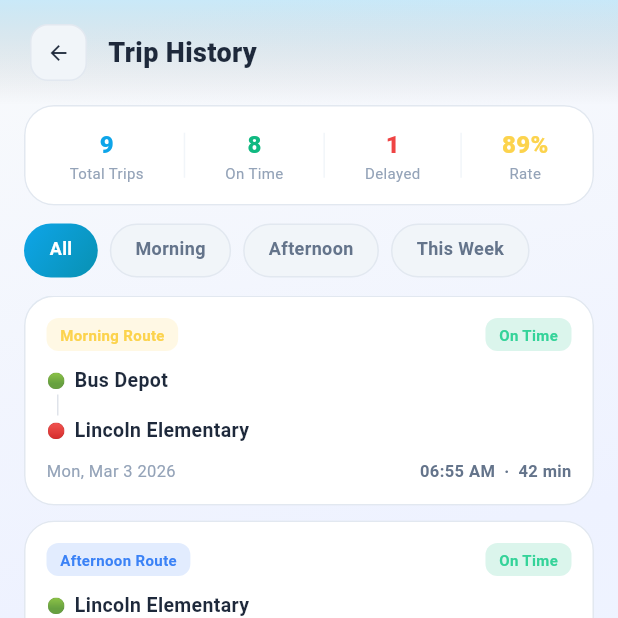
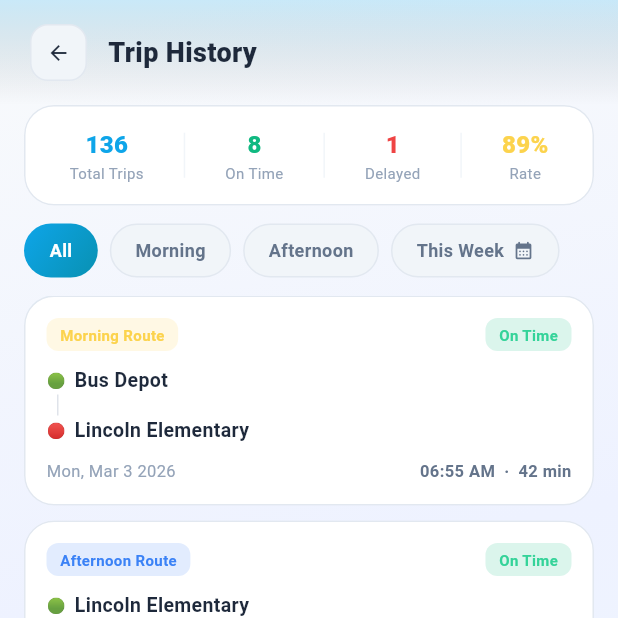
Before and after one commit to Talha-Aslam/transit_pro, a Flutter app: the DriverTripHistoryScreen screen opened by its route, on a phone screen of 412 x 824 dp, the top half of it. Run offline on Flutter 3.47's test engine with Material 3 defaults, Android fonts, the phone set to English and light mode, and no system bars; our stand-ins replace firebase_auth, firebase_core, flutter_local_notifications, geolocator, go_router, google_maps_flutter and 3 more; missing offline and left inert: flutter_polyline_points; accounts and stored records are empty.

Commit message:
feat: integrate DriverTripMetrics for dynamic trip count display across driver screens

```diff
--- /dev/null
+++ b/lib/app/driver_trip_metrics.dart
@@ -0,0 +1,5 @@
+class DriverTripMetrics {
+  DriverTripMetrics._();
+
+  static const int totalTrips = 136;
+}
--- a/lib/screens/driver/driver_profile.dart
+++ b/lib/screens/driver/driver_profile.dart
@@ -3,6 +3,7 @@ import 'package:flutter/material.dart';
 import 'package:go_router/go_router.dart';
 import 'package:image_picker/image_picker.dart';
 import '../../app/driver_data_service.dart';
+import '../../app/driver_trip_metrics.dart';
 import '../../app/profile_service.dart';
 import '../../app/language_provider.dart';
 import '../../theme/app_theme.dart';
@@ -478,7 +479,8 @@ class _DriverProfileState extends State<DriverProfile> {
                           _MenuItem(
                             icon: '📋',
                             label: AppStrings.t('trip_history'),
-                            desc: '248 trips completed',
+                            desc:
+                                '${DriverTripMetrics.totalTrips} trips completed',
                             onTap: () => context.push('/driver/trips'),
                           ),
                           _MenuItem(
--- a/lib/screens/driver/driver_trip_history_screen.dart
+++ b/lib/screens/driver/driver_trip_history_screen.dart
@@ -1,5 +1,6 @@
 import 'package:flutter/material.dart';
 import 'package:go_router/go_router.dart';
+import '../../app/driver_trip_metrics.dart';
 import '../../app/language_provider.dart';
 import '../../theme/app_theme.dart';
 import '../../widgets/glass_card.dart';
@@ -216,7 +217,7 @@ class _DriverTripHistoryScreenState extends State<DriverTripHistoryScreen> {
                     mainAxisAlignment: MainAxisAlignment.spaceAround,
                     children: [
                       _Stat(
-                        '${_trips.length}',
+                        '${DriverTripMetrics.totalTrips}',
                         'Total Trips',
                         AppTheme.driverCyan,
                       ),
@@ -266,13 +267,30 @@ class _DriverTripHistoryScreenState extends State<DriverTripHistoryScreen> {
                                 : context.surfaceBorder,
                           ),
                         ),
-                        child: Text(
-                          _filters[i],
-                          style: TextStyle(
-                            color: sel ? Colors.white : context.textSecondary,
-                            fontSize: 12,
-                            fontWeight: FontWeight.w600,
-                          ),
+                        child: Row(
+                          mainAxisSize: MainAxisSize.min,
+                          children: [
+                            Text(
+                              _filters[i],
+                              style: TextStyle(
+                                color: sel
+                                    ? Colors.white
+                                    : context.textSecondary,
+                                fontSize: 12,
+                                fontWeight: FontWeight.w600,
+                              ),
+                            ),
+                            if (i == 3) ...[
+                              const SizedBox(width: 6),
+                              Icon(
+                                Icons.calendar_month_rounded,
+                                size: 14,
+                                color: sel
+                                    ? Colors.white
+                                    : context.textSecondary,
+                              ),
+                            ],
+                          ],
                         ),
                       ),
                     );
```
Also changed, not shown: lib/screens/driver/driver_performance_screen.dart (+8 -3 lines).
